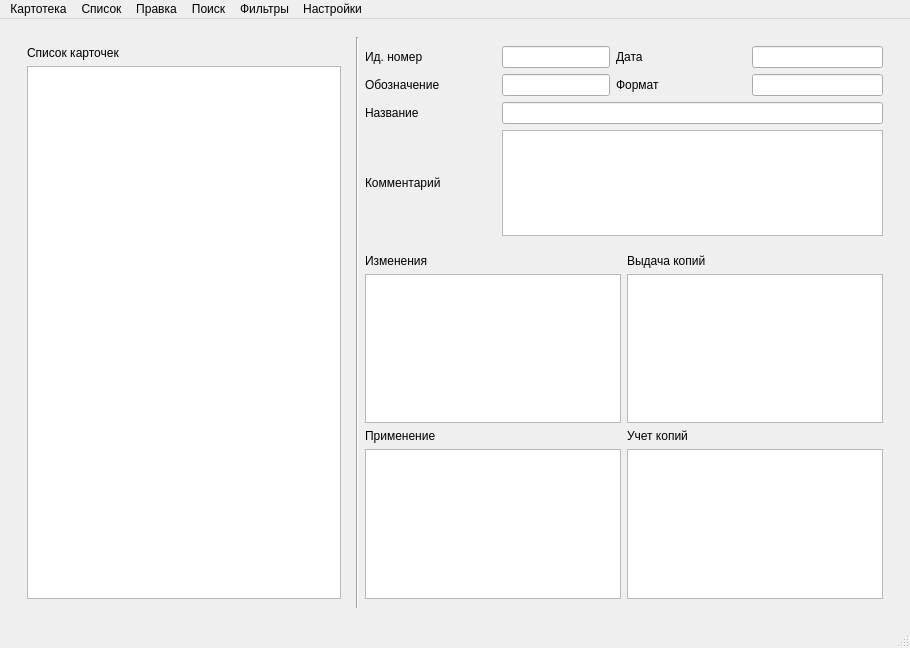
Qt form mainwindow.ui (Lelius/FileCabinet) before a commit.
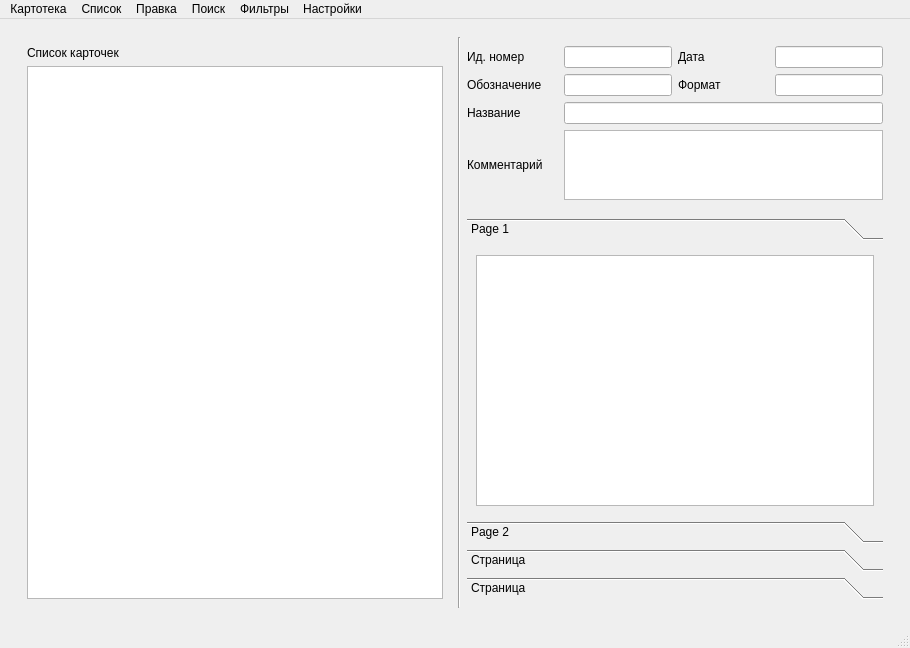
The same form after that commit. Icons and pictures are not drawn. Custom widgets are drawn as their Qt base class.

Commit message: Молодец, потренировался с HoverEvent. Но нужно рабочее и удобное решение. Убрал класс MyTableWidget. Делаю четыре TableWidget через toolBox. Попробовал TabWiget, занимает больше места.

The edit to the form file:
```diff
--- a/mainwindow.ui
+++ b/mainwindow.ui
@@ -114,7 +114,7 @@
                <item row="4" column="1" colspan="3">
                 <widget class="QTextEdit" name="textEditComment">
                  <property name="sizePolicy">
-                  <sizepolicy hsizetype="MinimumExpanding" vsizetype="Expanding">
+                  <sizepolicy hsizetype="MinimumExpanding" vsizetype="Preferred">
                    <horstretch>0</horstretch>
                    <verstretch>0</verstretch>
                   </sizepolicy>
@@ -211,7 +211,7 @@
           <item row="2" column="2">
            <widget class="QWidget" name="widgetSideBListCard" native="true">
             <property name="sizePolicy">
-             <sizepolicy hsizetype="MinimumExpanding" vsizetype="Maximum">
+             <sizepolicy hsizetype="MinimumExpanding" vsizetype="MinimumExpanding">
               <horstretch>0</horstretch>
               <verstretch>0</verstretch>
              </sizepolicy>
@@ -219,96 +219,67 @@
             <layout class="QVBoxLayout" name="verticalLayout_4">
              <item>
               <layout class="QGridLayout" name="gridLayoutSideBListCard">
-               <item row="0" column="1">
-                <widget class="QLabel" name="labelIssuanceOfCopies">
-                 <property name="sizePolicy">
-                  <sizepolicy hsizetype="MinimumExpanding" vsizetype="Preferred">
-                   <horstretch>0</horstretch>
-                   <verstretch>0</verstretch>
-                  </sizepolicy>
-                 </property>
-                 <property name="text">
-                  <string>Выдача копий</string>
-                 </property>
-                </widget>
-               </item>
-               <item row="1" column="0">
-                <widget class="MyTableWidget" name="tableWidgetChangeAccounting">
-                 <property name="sizePolicy">
-                  <sizepolicy hsizetype="Expanding" vsizetype="Expanding">
-                   <horstretch>0</horstretch>
-                   <verstretch>0</verstretch>
-                  </sizepolicy>
-                 </property>
-                </widget>
-               </item>
                <item row="2" column="0">
-                <widget class="QLabel" name="labelApplicability">
-                 <property name="sizePolicy">
-                  <sizepolicy hsizetype="MinimumExpanding" vsizetype="Preferred">
-                   <horstretch>0</horstretch>
-                   <verstretch>0</verstretch>
-                  </sizepolicy>
+                <widget class="QToolBox" name="toolBox">
+                 <property name="currentIndex">
+                  <number>0</number>
                  </property>
-                 <property name="text">
-                  <string>Применение</string>
-                 </property>
-                </widget>
-               </item>
-               <item row="3" column="0">
-                <widget class="MyTableWidget" name="tableWidgetApplicability">
-                 <property name="sizePolicy">
-                  <sizepolicy hsizetype="Expanding" vsizetype="Expanding">
-                   <horstretch>0</horstretch>
-                   <verstretch>0</verstretch>
-                  </sizepolicy>
-                 </property>
-                </widget>
-               </item>
-               <item row="1" column="1">
-                <widget class="MyTableWidget" name="tableWidgetIssuanceOfCopies">
-                 <property name="sizePolicy">
-                  <sizepolicy hsizetype="Expanding" vsizetype="Expanding">
-                   <horstretch>0</horstretch>
-                   <verstretch>0</verstretch>
-                  </sizepolicy>
-                 </property>
-                </widget>
-               </item>
-               <item row="0" column="0">
-                <widget class="QLabel" name="labelChangeAccounting">
-                 <property name="sizePolicy">
-                  <sizepolicy hsizetype="MinimumExpanding" vsizetype="Preferred">
-                   <horstretch>0</horstretch>
-                   <verstretch>0</verstretch>
-                  </sizepolicy>
-                 </property>
-                 <property name="text">
-                  <string>Изменения</string>
-                 </property>
-                </widget>
-               </item>
-               <item row="2" column="1">
-                <widget class="QLabel" name="labelCopyAccounting">
-                 <property name="sizePolicy">
-                  <sizepolicy hsizetype="MinimumExpanding" vsizetype="Preferred">
-                   <horstretch>0</horstretch>
-                   <verstretch>0</verstretch>
-                  </sizepolicy>
-                 </property>
-                 <property name="text">
-                  <string>Учет копий</string>
-                 </property>
-                </widget>
-               </item>
-               <item row="3" column="1">
-                <widget class="MyTableWidget" name="tableWidgetCopyAccounting">
-                 <property name="sizePolicy">
-                  <sizepolicy hsizetype="Expanding" vsizetype="Expanding">
-                   <horstretch>0</horstretch>
-                   <verstretch>0</verstretch>
-                  </sizepolicy>
-                 </property>
+                 <widget class="QWidget" name="page">
+                  <property name="geometry">
+                   <rect>
+                    <x>0</x>
+                    <y>0</y>
+                    <width>458</width>
+                    <height>174</height>
+                   </rect>
+                  </property>
+                  <attribute name="label">
+                   <string>Page 1</string>
+                  </attribute>
+                  <layout class="QVBoxLayout" name="verticalLayout_5">
+                   <item>
+                    <widget class="QTableWidget" name="tableWidget"/>
+                   </item>
+                  </layout>
+                 </widget>
+                 <widget class="QWidget" name="page_2">
+                  <property name="geometry">
+                   <rect>
+                    <x>0</x>
+                    <y>0</y>
+                    <width>458</width>
+                    <height>174</height>
+                   </rect>
+                  </property>
+                  <attribute name="label">
+                   <string>Page 2</string>
+                  </attribute>
+                  <layout class="QVBoxLayout" name="verticalLayout_6">
+                   <item>
+                    <widget class="QTableWidget" name="tableWidget_2"/>
+                   </item>
+                  </layout>
+                 </widget>
+                 <widget class="QWidget" name="page_3">
+                  <attribute name="label">
+                   <string>Страница</string>
+                  </attribute>
+                  <layout class="QVBoxLayout" name="verticalLayout_7">
+                   <item>
+                    <widget class="QTableWidget" name="tableWidget_3"/>
+                   </item>
+                  </layout>
+                 </widget>
+                 <widget class="QWidget" name="page_4">
+                  <attribute name="label">
+                   <string>Страница</string>
+                  </attribute>
+                  <layout class="QVBoxLayout" name="verticalLayout_8">
+                   <item>
+                    <widget class="QTableWidget" name="tableWidget_4"/>
+                   </item>
+                  </layout>
+                 </widget>
                 </widget>
                </item>
               </layout>
@@ -629,13 +600,5 @@
  <resources>
   <include location="resource.qrc"/>
  </resources>
- <customwidgets>
-  <customwidget>
-   <class>MyTableWidget</class>
-   <extends>QTableWidget</extends>
-   <header>mytablewidget.h</header>
-  </customwidget>
- </customwidgets>
- <resources/>
  <connections/>
 </ui>
```
The commit also changes 5 other files.
